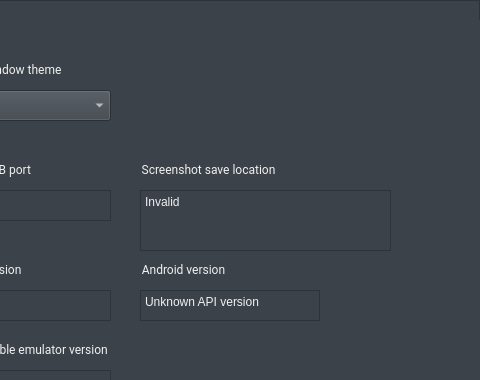
Qt form android/skin/qt/extended.ui (aosp-mirror/platform_external_qemu) before a commit; both pictures show x 320 to 800 and y 0 to 380 of the 800 by 600 pixel window.
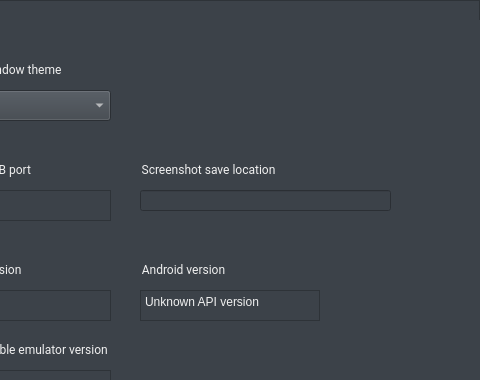
The same form after that commit. The open tabs and pages were chosen to show the change. Icons and pictures are not drawn. Custom widgets are drawn as their Qt base class.

Commit message:
Display screenshot save path in a QLineEdit
Replace QPlainTextEdit with a QLineEdit which to better fit visually
with the rest of the settings page. The text in the text is elided
(displayed with an ellipsis at the end if it's too long for the field)
but when the field gets focus, the full path is displayed (goes back to
elided when focus is lost).

The edit to the form file:
```diff
--- a/android/skin/qt/extended.ui
+++ b/android/skin/qt/extended.ui
@@ -2537,7 +2537,7 @@
       <string>Unavailable</string>
      </property>
     </widget>
-    <widget class="QPlainTextEdit" name="set_saveLocBox">
+    <widget class="QLineEdit" name="set_saveLocBox">
      <property name="enabled">
       <bool>true</bool>
      </property>
@@ -2546,7 +2546,7 @@
        <x>230</x>
        <y>170</y>
        <width>251</width>
-       <height>61</height>
+       <height>21</height>
       </rect>
      </property>
      <property name="sizePolicy">
@@ -2555,17 +2555,8 @@
        <verstretch>0</verstretch>
       </sizepolicy>
      </property>
-     <property name="verticalScrollBarPolicy">
-      <enum>Qt::ScrollBarAsNeeded</enum>
-     </property>
-     <property name="horizontalScrollBarPolicy">
-      <enum>Qt::ScrollBarAlwaysOff</enum>
-     </property>
      <property name="readOnly">
-      <bool>true</bool>
-     </property>
-     <property name="plainText">
-      <string>Invalid</string>
+      <bool>false</bool>
      </property>
     </widget>
     <widget class="QPushButton" name="set_folderButton">
```
The commit also changes 2 other files.
